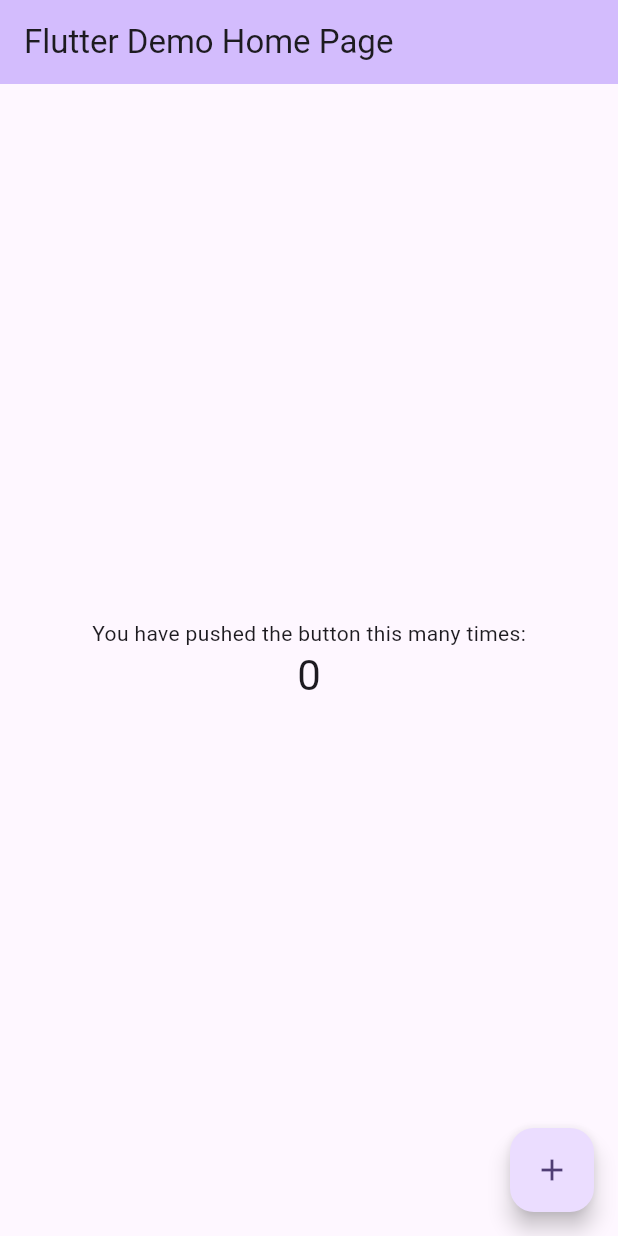
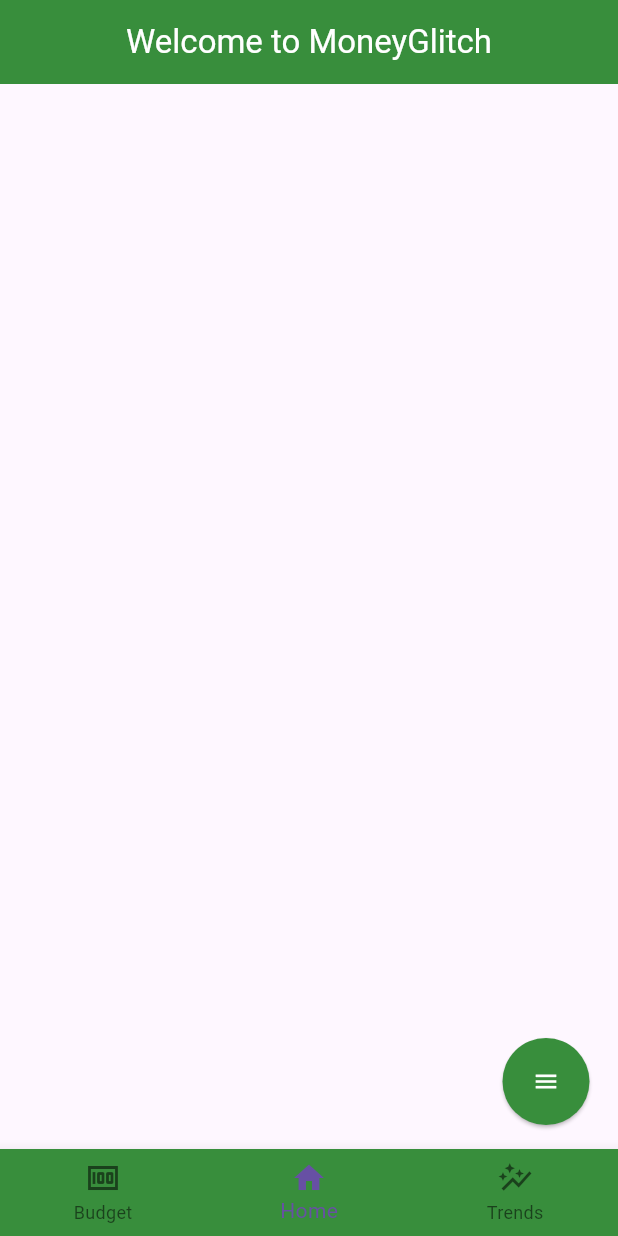
Before and after one commit to matusz019/Money-Glitch, a Flutter app: the screen it shows after launch, on a phone screen of 412 x 824 dp. Run offline on Flutter 3.47's test engine with Material 3 defaults, Android fonts, the phone set to English and light mode, and no system bars.

Commit message:
Added 3 screens and a basic layout to the main application

```diff
--- /dev/null
+++ b/lib/budgetscreen.dart
@@ -0,0 +1,10 @@
+import 'package:flutter/material.dart';
+
+class BudgetScreen extends StatelessWidget {
+  const BudgetScreen({super.key});
+
+  @override
+  Widget build(BuildContext context) {
+    return const Center(child: Text('Budget Screen'));
+  }
+}
--- /dev/null
+++ b/lib/homescreen.dart
@@ -0,0 +1,29 @@
+import 'package:flutter/material.dart';
+
+class HomeScreen extends StatelessWidget {
+  const HomeScreen({super.key});
+
+  @override
+  Widget build(BuildContext context) {
+    return Scaffold(
+      appBar: AppBar(
+        title: const Text('Welcome to MoneyGlitch'),
+        centerTitle: true,
+        foregroundColor: Colors.white,
+        backgroundColor: Colors.green[700],
+      ),
+      floatingActionButton: ElevatedButton(
+          onPressed: () {},
+          style: ElevatedButton.styleFrom(
+            shape: const CircleBorder(),
+            padding: const EdgeInsets.all(20),
+            backgroundColor: Colors.green[700],
+            foregroundColor: Colors.white,
+          ),
+          child: const Icon(Icons.menu, color: Colors.white),
+
+
+      ),
+    );
+  }
+}
--- a/lib/main.dart
+++ b/lib/main.dart
@@ -1,125 +1,56 @@
 import 'package:flutter/material.dart';
+import 'budgetscreen.dart';
+import 'homescreen.dart';
+import 'trendsscreen.dart';
 
-void main() {
-  runApp(const MyApp());
+void main() => runApp(MaterialApp(
+    home: Home()
+));
+
+class Home extends StatefulWidget {
+  const Home({super.key});
+
+  @override
+  State<Home> createState() => _HomeState();
 }
 
-class MyApp extends StatelessWidget {
-  const MyApp({super.key});
+class _HomeState extends State<Home> {
+  int myIndex = 1;
 
-  // This widget is the root of your application.
+  // Updated list of widgets for each screen
+  List<Widget> widgetList = [
+    BudgetScreen(),
+    HomeScreen(),
+    TrendsScreen(),
+  ];
+
   @override
   Widget build(BuildContext context) {
-    return MaterialApp(
-      title: 'Flutter Demo',
-      theme: ThemeData(
-        // This is the theme of your application.
-        //
-        // TRY THIS: Try running your application with "flutter run". You'll see
-        // the application has a purple toolbar. Then, without quitting the app,
-        // try changing the seedColor in the colorScheme below to Colors.green
-        // and then invoke "hot reload" (save your changes or press the "hot
-        // reload" button in a Flutter-supported IDE, or press "r" if you used
-        // the command line to start the app).
-        //
-        // Notice that the counter didn't reset back to zero; the application
-        // state is not lost during the reload. To reset the state, use hot
-        // restart instead.
-        //
-        // This works for code too, not just values: Most code changes can be
-        // tested with just a hot reload.
-        colorScheme: ColorScheme.fromSeed(seedColor: Colors.deepPurple),
-        useMaterial3: true,
-      ),
-      home: const MyHomePage(title: 'Flutter Demo Home Page'),
+    return Scaffold(
+      body: widgetList[myIndex], // Display the selected screen
+      bottomNavigationBar: BottomNavigationBar(
+          backgroundColor: Colors.green[700],
+          type: BottomNavigationBarType.fixed,
+          onTap: (index) {
+            setState(() {
+              myIndex = index;
+            });
+          },
+          currentIndex: myIndex,
+          items: const [
+            BottomNavigationBarItem(
+              icon: Icon(Icons.money),
+              label: 'Budget',
+            ),
+            BottomNavigationBarItem(
+              icon: Icon(Icons.home),
+              label: 'Home',
+            ),
+            BottomNavigationBarItem(
+              icon: Icon(Icons.auto_graph),
+              label: 'Trends',
+            ),
+          ]),
     );
   }
 }
-
-class MyHomePage extends StatefulWidget {
-  const MyHomePage({super.key, required this.title});
-
-  // This widget is the home page of your application. It is stateful, meaning
-  // that it has a State object (defined below) that contains fields that affect
-  // how it looks.
-
-  // This class is the configuration for the state. It holds the values (in this
-  // case the title) provided by the parent (in this case the App widget) and
-  // used by the build method of the State. Fields in a Widget subclass are
-  // always marked "final".
-
-  final String title;
-
-  @override
-  State<MyHomePage> createState() => _MyHomePageState();
-}
-
-class _MyHomePageState extends State<MyHomePage> {
-  int _counter = 0;
-
-  void _incrementCounter() {
-    setState(() {
-      // This call to setState tells the Flutter framework that something has
-      // changed in this State, which causes it to rerun the build method below
-      // so that the display can reflect the updated values. If we changed
-      // _counter without calling setState(), then the build method would not be
-      // called again, and so nothing would appear to happen.
-      _counter++;
-    });
-  }
-
-  @override
-  Widget build(BuildContext context) {
-    // This method is rerun every time setState is called, for instance as done
-    // by the _incrementCounter method above.
-    //
-    // The Flutter framework has been optimized to make rerunning build methods
-    // fast, so that you can just rebuild anything that needs updating rather
-    // than having to individually change instances of widgets.
-    return Scaffold(
-      appBar: AppBar(
-        // TRY THIS: Try changing the color here to a specific color (to
-        // Colors.amber, perhaps?) and trigger a hot reload to see the AppBar
-        // change color while the other colors stay the same.
-        backgroundColor: Theme.of(context).colorScheme.inversePrimary,
-        // Here we take the value from the MyHomePage object that was created by
-        // the App.build method, and use it to set our appbar title.
-        title: Text(widget.title),
-      ),
-      body: Center(
-        // Center is a layout widget. It takes a single child and positions it
-        // in the middle of the parent.
-        child: Column(
-          // Column is also a layout widget. It takes a list of children and
-          // arranges them vertically. By default, it sizes itself to fit its
-          // children horizontally, and tries to be as tall as its parent.
-          //
-          // Column has various properties to control how it sizes itself and
-          // how it positions its children. Here we use mainAxisAlignment to
-          // center the children vertically; the main axis here is the vertical
-          // axis because Columns are vertical (the cross axis would be
-          // horizontal).
-          //
-          // TRY THIS: Invoke "debug painting" (choose the "Toggle Debug Paint"
-          // action in the IDE, or press "p" in the console), to see the
-          // wireframe for each widget.
-          mainAxisAlignment: MainAxisAlignment.center,
-          children: <Widget>[
-            const Text(
-              'You have pushed the button this many times:',
-            ),
-            Text(
-              '$_counter',
-              style: Theme.of(context).textTheme.headlineMedium,
-            ),
-          ],
-        ),
-      ),
-      floatingActionButton: FloatingActionButton(
-        onPressed: _incrementCounter,
-        tooltip: 'Increment',
-        child: const Icon(Icons.add),
-      ), // This trailing comma makes auto-formatting nicer for build methods.
-    );
-  }
-}
--- /dev/null
+++ b/lib/trendsscreen.dart
@@ -0,0 +1,10 @@
+import 'package:flutter/material.dart';
+
+class TrendsScreen extends StatelessWidget {
+  const TrendsScreen({super.key});
+
+  @override
+  Widget build(BuildContext context) {
+    return const Center(child: Text('Trends Screen'));
+  }
+}
```
